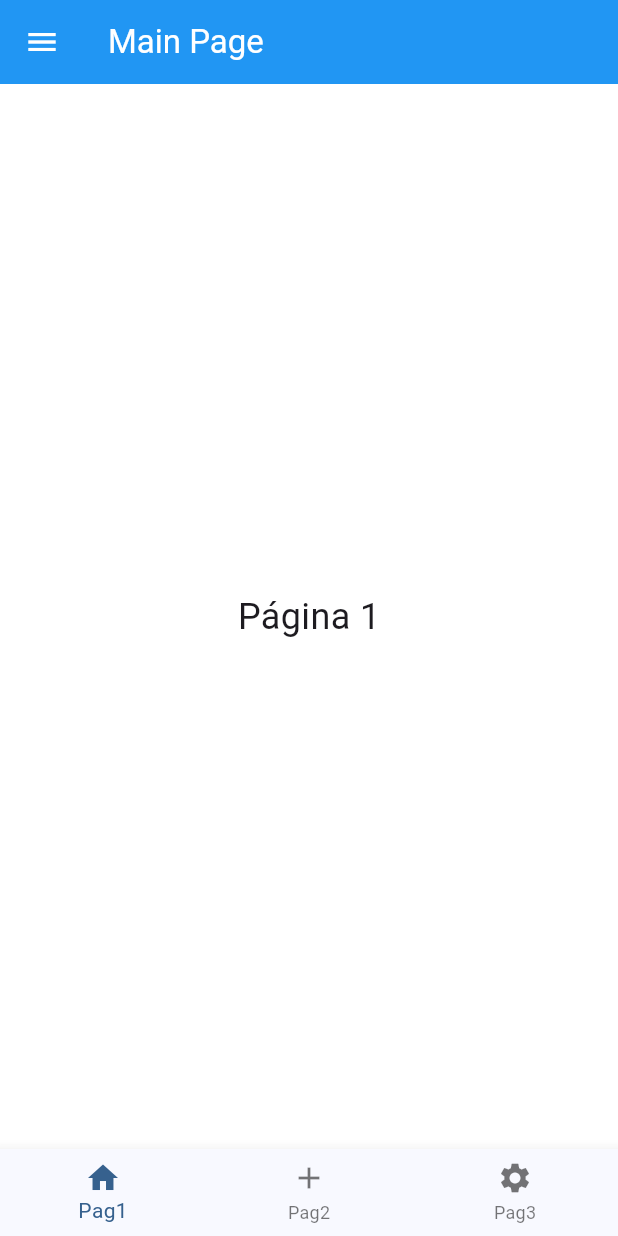
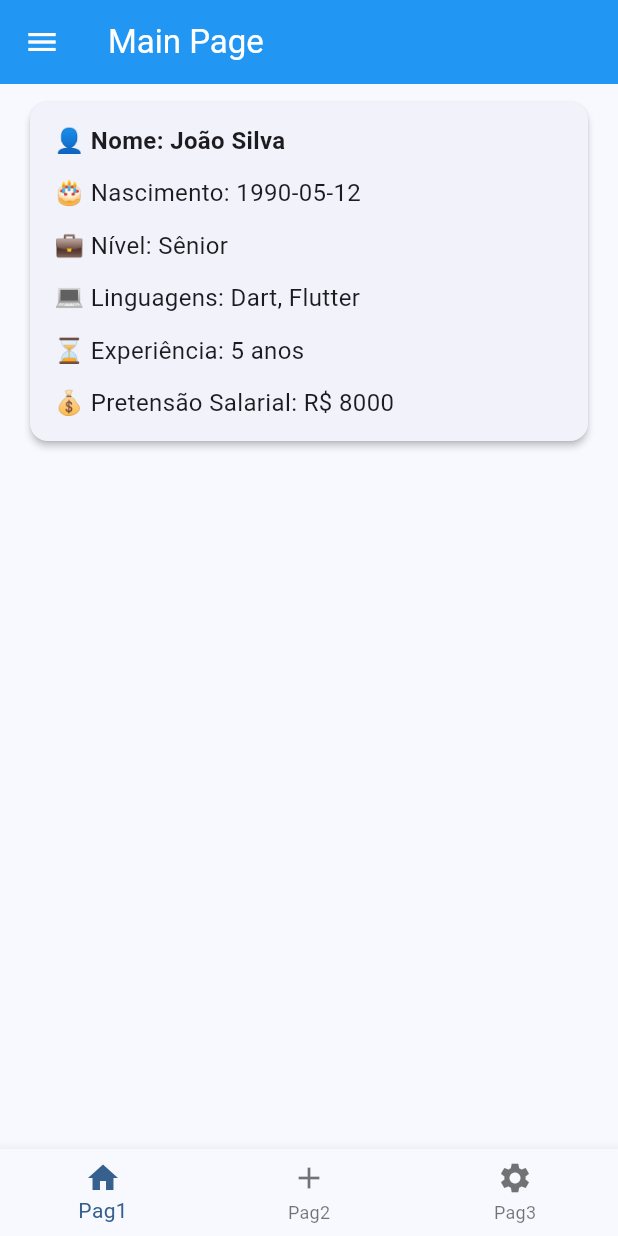
Before and after one commit to gustavopalla/MeuAppFlutterLearning, a Flutter app: the screen it shows after launch, on a phone screen of 412 x 824 dp. Run offline on Flutter 3.47's test engine with Material 3 defaults, Android fonts, the phone set to English and light mode, and no system bars; our stand-ins replace google_fonts.

Commit message:
Criação de cards

```diff
--- /dev/null
+++ b/lib/pages/card_page.dart
@@ -0,0 +1,93 @@
+import 'package:flutter/material.dart';
+
+class CardPage extends StatefulWidget {
+  final String nome;
+  final DateTime dataNascimento;
+  final String nivel;
+  final List<String> linguagens;
+  final int salario;
+  final int tempoExperiencia;
+
+  const CardPage({
+    super.key,
+    required this.nome,
+    required this.dataNascimento,
+    required this.nivel,
+    required this.linguagens,
+    required this.salario,
+    required this.tempoExperiencia,
+  });
+
+  @override
+  State<CardPage> createState() => _CardPageState();
+}
+
+class _CardPageState extends State<CardPage> {
+  @override
+  Widget build(BuildContext context) {
+    return SingleChildScrollView(
+      child: Column(
+        children: [
+          Container(
+            margin: const EdgeInsets.symmetric(horizontal: 16, vertical: 8),
+            width: double.infinity,
+            child: Card(
+              elevation: 2,
+              child: Padding(
+                padding: const EdgeInsets.symmetric(horizontal: 16, vertical: 8),
+                child: Column(
+                  crossAxisAlignment: CrossAxisAlignment.start, // Alinha à esquerda
+                  children: [
+                    Container(
+                      margin: const EdgeInsets.symmetric(vertical: 6),
+                      child: Text(
+                        "👤 Nome: ${widget.nome}",
+                        style: const TextStyle(
+                            fontSize: 16, fontWeight: FontWeight.bold),
+                      ),
+                    ),
+                    Container(
+                      margin: const EdgeInsets.symmetric(vertical: 6),
+                      child: Text(
+                        "🎂 Nascimento: ${widget.dataNascimento.toLocal().toString().split(' ')[0]}",
+                        style: const TextStyle(fontSize: 16),
+                      ),
+                    ),
+                    Container(
+                      margin: const EdgeInsets.symmetric(vertical: 6),
+                      child: Text(
+                        "💼 Nível: ${widget.nivel}",
+                        style: const TextStyle(fontSize: 16),
+                      ),
+                    ),
+                    Container(
+                      margin: const EdgeInsets.symmetric(vertical: 6),
+                      child: Text(
+                        "💻 Linguagens: ${widget.linguagens.join(', ')}",
+                        style: const TextStyle(fontSize: 16),
+                      ),
+                    ),
+                    Container(
+                      margin: const EdgeInsets.symmetric(vertical: 6),
+                      child: Text(
+                        "⏳ Experiência: ${widget.tempoExperiencia} anos",
+                        style: const TextStyle(fontSize: 16),
+                      ),
+                    ),
+                    Container(
+                      margin: const EdgeInsets.symmetric(vertical: 6),
+                      child: Text(
+                        "💰 Pretensão Salarial: R\$ ${widget.salario}",
+                        style: const TextStyle(fontSize: 16),
+                      ),
+                    ),
+                  ],
+                ),
+              ),
+            ),
+          ),
+        ],
+      ),
+    );
+  }
+}
--- a/lib/pages/main_page.dart
+++ b/lib/pages/main_page.dart
@@ -1,5 +1,5 @@
 import 'package:appdioteste/pages/dados_cadastrais.dart';
-import 'package:appdioteste/pages/pagina1.dart';
+import 'package:appdioteste/pages/card_page.dart';
 import 'package:appdioteste/pages/pagina2.dart';
 import 'package:appdioteste/pages/pagina3.dart';
 import 'package:appdioteste/shared/custom_drawer.dart';
@@ -68,7 +68,14 @@ class _MainPageState extends State<MainPage> {
             });
           },
           children: [
-            Pagina1(),
+            CardPage(
+              nome: "João Silva",
+              dataNascimento: DateTime(1990, 5, 12),
+              nivel: "Sênior",
+              linguagens: ["Dart", "Flutter"],
+              salario: 8000,
+              tempoExperiencia: 5,
+            ),
             Pagina2(),
             Pagina3(),
           ],
--- a/lib/pages/pagina1.dart
+++ /dev/null
@@ -1,22 +0,0 @@
-import 'package:flutter/material.dart';
-
-class Pagina1 extends StatefulWidget {
-  const Pagina1({super.key});
-
-  @override
-  State<Pagina1> createState() => _Pagina2State();
-}
-
-class _Pagina2State extends State<Pagina1> {
-  @override
-  Widget build(BuildContext context) {
-    return Scaffold(
-      body: ColoredBox(
-              color: Colors.white,
-              child: Center(
-                child: Text('Página 1', style: TextStyle(fontSize: 24),),
-                )
-              ),
-    );
-  }
-}
--- a/lib/shared/custom_drawer.dart
+++ b/lib/shared/custom_drawer.dart
@@ -1,4 +1,5 @@
 import 'package:appdioteste/pages/dados_cadastrais.dart';
+import 'package:appdioteste/pages/login_page.dart';
 import 'package:flutter/material.dart';
 
 class CustomDrawer extends StatelessWidget {
@@ -78,6 +79,39 @@ class CustomDrawer extends StatelessWidget {
                   );
                 },
               ),
+              ListTile(
+                leading: const Icon(Icons.exit_to_app),
+                title: const Text('Sair'),
+                onTap: () {
+                  showDialog(context: context, builder: (BuildContext bc){
+                    return AlertDialog(
+                      alignment: Alignment.centerLeft,
+                      elevation: 8,
+                      shape: RoundedRectangleBorder(
+                        borderRadius: BorderRadius.circular(10)
+                      ),
+                      title: Text("Meu app"),
+                      content: Wrap(
+                        children: [
+                          Text("Deseja realmente sair do App?"),
+                        ],
+                      ),
+                      actions: [
+                        TextButton(onPressed: (){
+                          Navigator.pushReplacement(context, MaterialPageRoute(builder: (context) => LoginPage()));
+                        },
+                        child: const Text("Sim")
+                        ),
+                        TextButton(onPressed: (){
+                          Navigator.pop(context);
+                        },
+                        child: const Text("Não")
+                        )
+                      ],
+                    );
+                  });
+                },
+              ),
             ],
           ),
         );
```
